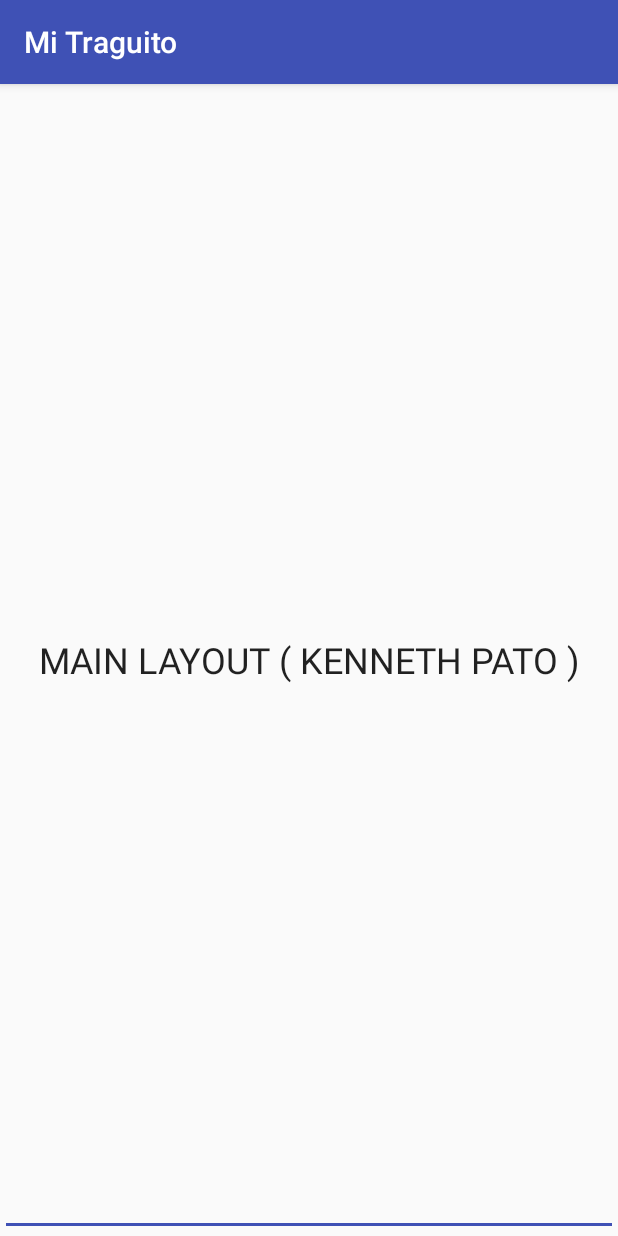
After one commit to xlKennethlx/Mi_Traguito, an Android app: the Historial screen opened directly, with no data from a screen before it, on a phone screen of 412 x 824 dp. The commit adds this screen. Run offline under Robolectric (Android 15) with nearby library versions, the phone set to English and light mode, and no system bars.

Commit message:
Historial
prueba

```diff
--- a/app/build.gradle
+++ b/app/build.gradle
@@ -25,7 +25,8 @@ dependencies {
         exclude group: 'com.android.support', module: 'support-annotations'
     })
     compile 'com.android.support:appcompat-v7:25.1.0'
-    compile 'com.android.support.constraint:constraint-layout:+'
-    compile 'com.android.support:design:25.3.0'
+    compile 'com.android.support.constraint:constraint-layout:1.0.2'
+    compile 'com.android.support:design:25.3.0'// Te permite tener mas cosas para el app
+                                                //Navigation bar, custom action bar.
     testCompile 'junit:junit:4.12'
 }
--- a/app/src/main/AndroidManifest.xml
+++ b/app/src/main/AndroidManifest.xml
@@ -20,7 +20,8 @@
         <activity
             android:name=".History"
             android:label="@string/title_activity_history"
-            android:theme="@style/AppTheme.NoActionBar"></activity>
+            android:theme="@style/AppTheme.NoActionBar" />
+        <activity android:name=".Historial"></activity>
     </application>
 
 </manifest>
--- a/app/src/main/java/com/example/kenneth/mi_traguito/Calculator.java
+++ b/app/src/main/java/com/example/kenneth/mi_traguito/Calculator.java
@@ -1,6 +1,7 @@
 package com.example.kenneth.mi_traguito;
 
 import android.content.DialogInterface;
+import android.content.Intent;
 import android.support.v7.app.AlertDialog;
 import android.support.v7.app.AppCompatActivity;
 import android.os.Bundle;
@@ -10,6 +11,7 @@ import android.widget.EditText;
 import android.widget.TextView;
 
 public class Calculator extends AppCompatActivity {
+
 
 
     @Override
--- /dev/null
+++ b/app/src/main/java/com/example/kenneth/mi_traguito/Historial.java
@@ -0,0 +1,15 @@
+package com.example.kenneth.mi_traguito;
+
+import android.content.Intent;
+import android.support.v7.app.AppCompatActivity;
+import android.os.Bundle;
+
+public class Historial extends AppCompatActivity {
+
+    @Override
+    protected void onCreate(Bundle savedInstanceState) {
+        super.onCreate(savedInstanceState);
+        setContentView(R.layout.activity_historial);
+
+    }
+}
--- /dev/null
+++ b/app/src/main/res/layout/activity_historial.xml
@@ -0,0 +1,34 @@
+<?xml version="1.0" encoding="utf-8"?>
+<android.support.v4.widget.DrawerLayout xmlns:android="http://schemas.android.com/apk/res/android"
+    xmlns:app="http://schemas.android.com/apk/res-auto"
+    xmlns:tools="http://schemas.android.com/tools"
+    android:layout_width="match_parent"
+    android:layout_height="match_parent"
+    tools:context="com.example.kenneth.mi_traguito.Historial">
+
+    <LinearLayout
+        android:layout_width="match_parent"
+        android:layout_height="match_parent">
+
+        <EditText
+            android:id="@+id/editText7"
+            android:layout_width="match_parent"
+            android:layout_height="match_parent"
+            android:ems="10"
+            android:inputType="textPersonName"
+            android:text="MAIN LAYOUT ( KENNETH PATO )"
+            android:textAlignment="center"
+            android:textSize="24sp" />
+    </LinearLayout>
+
+    <android.support.design.widget.NavigationView
+        android:layout_width="wrap_content"
+        android:layout_height="match_parent"
+        app:menu="@menu/navigation_menu"
+        android:layout_gravity="start">
+
+
+    </android.support.design.widget.NavigationView>
+
+
+</android.support.v4.widget.DrawerLayout>
--- /dev/null
+++ b/app/src/main/res/menu/navigation_menu.xml
@@ -0,0 +1,13 @@
+<?xml version="1.0" encoding="utf-8"?>
+<menu xmlns:android="http://schemas.android.com/apk/res/android">
+
+    <item android:id="@+id/nav_account"
+        android:title="My Account" />
+
+    <item android:id="@+id/nav_settings"
+        android:title="Settings" />
+
+    <item android:id="@+id/nav_logout"
+        android:title="Log Out" />
+
+</menu>
```
Also changed, not shown: app/src/main/res/layout/activity_calculator.xml (+12 -2 lines).
